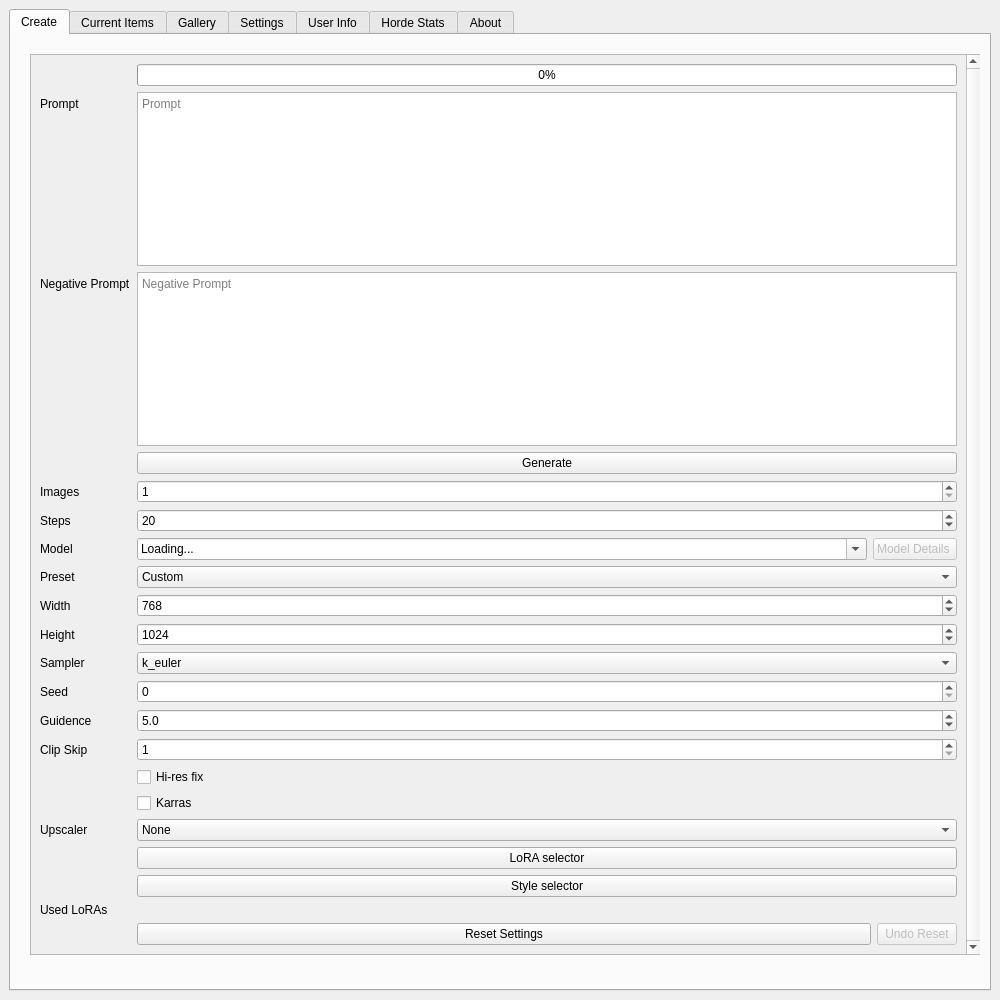
Before: the Qt Designer form src/hordeqt/ui/form.ui in Unit1208/HordeQT, drawn with Qt 5.
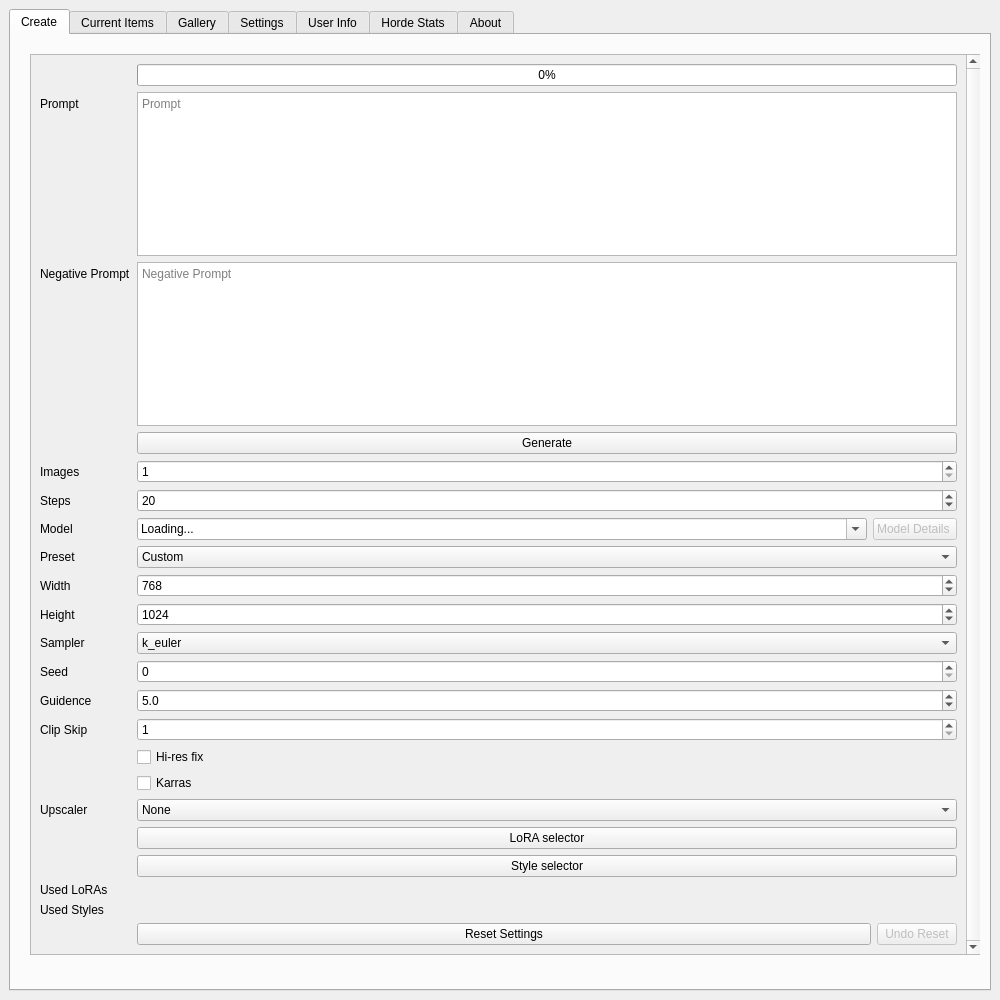
After: the same form once the commit is applied. The open tabs and pages were chosen to show the change. Icons and pictures are not drawn.

Commit message: Not-yet-implemented style list

```diff
--- a/src/hordeqt/ui/form.ui
+++ b/src/hordeqt/ui/form.ui
@@ -515,7 +515,7 @@
                </property>
               </widget>
              </item>
-             <item row="34" column="1">
+             <item row="35" column="1">
               <layout class="QHBoxLayout" name="horizontalLayout_7">
                <item>
                 <widget class="QPushButton" name="resetSettingsButton">
@@ -657,6 +657,16 @@
              <item row="33" column="1">
               <layout class="QVBoxLayout" name="LoraVBox"/>
              </item>
+             <item row="34" column="0">
+              <widget class="QLabel" name="label_6">
+               <property name="text">
+                <string>Used Styles</string>
+               </property>
+              </widget>
+             </item>
+             <item row="34" column="1">
+              <layout class="QVBoxLayout" name="StyleVBox"/>
+             </item>
             </layout>
            </widget>
           </widget>
```
